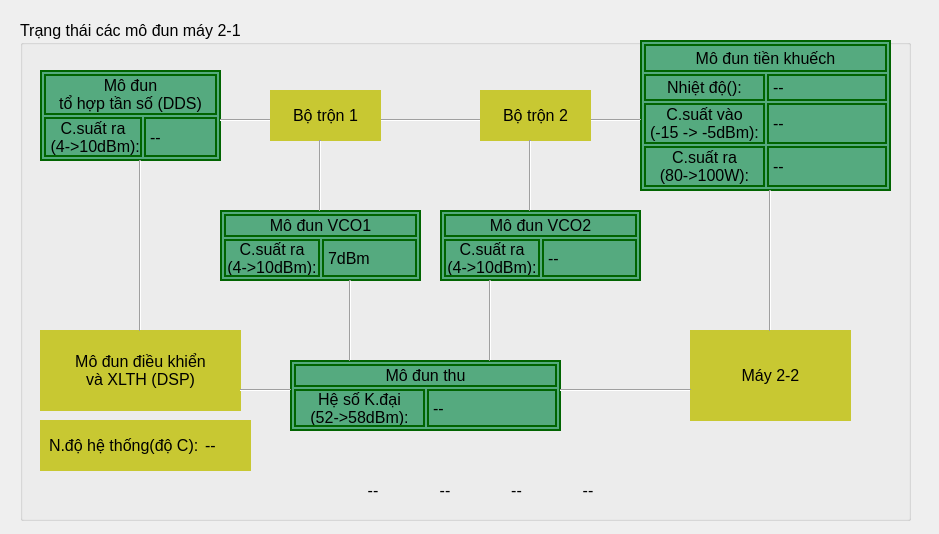
The window that QT_Peter/statuswindow.ui (kimphg/LT_peter) describes before a commit, drawn with Qt 5.
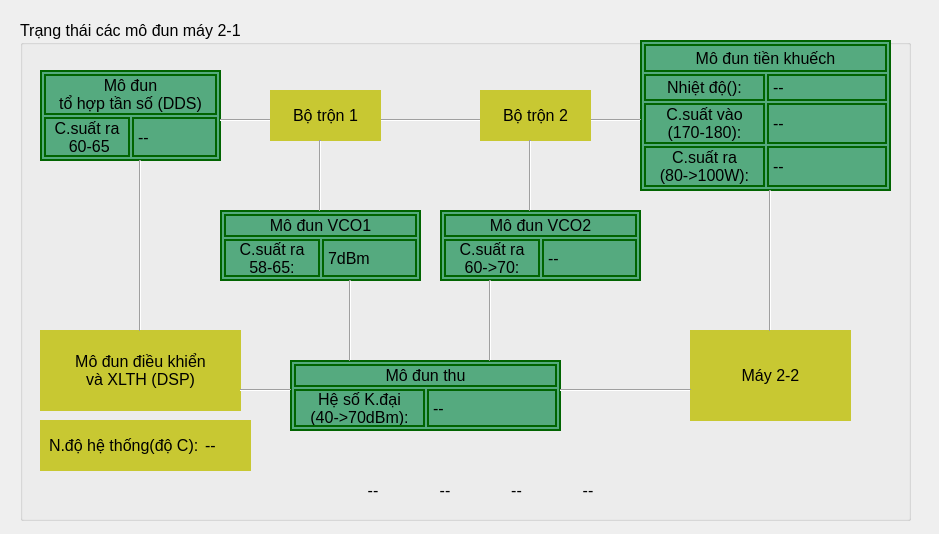
The same window after the commit.

What changed in the file:
```diff
--- a/QT_Peter/statuswindow.ui
+++ b/QT_Peter/statuswindow.ui
@@ -98,7 +98,7 @@
         </property>
         <property name="text">
          <string>Hệ số K.đại
-(52-&gt;58dBm):</string>
+(40-&gt;70dBm):</string>
         </property>
         <property name="alignment">
          <set>Qt::AlignCenter</set>
@@ -172,7 +172,7 @@
         </property>
         <property name="text">
          <string>C.suất ra
- (4-&gt;10dBm):</string>
+ 60-65</string>
         </property>
         <property name="alignment">
          <set>Qt::AlignCenter</set>
@@ -274,7 +274,7 @@
         </property>
         <property name="text">
          <string>C.suất ra
-(4-&gt;10dBm):</string>
+60-&gt;70:</string>
         </property>
         <property name="alignment">
          <set>Qt::AlignCenter</set>
@@ -360,7 +360,7 @@
         </property>
         <property name="text">
          <string>C.suất ra
-(4-&gt;10dBm):</string>
+58-65:</string>
         </property>
         <property name="alignment">
          <set>Qt::AlignCenter</set>
@@ -475,7 +475,7 @@
         </property>
         <property name="text">
          <string>C.suất vào
-(-15 -&gt; -5dBm):</string>
+(170-180):</string>
         </property>
         <property name="alignment">
          <set>Qt::AlignCenter</set>
```
